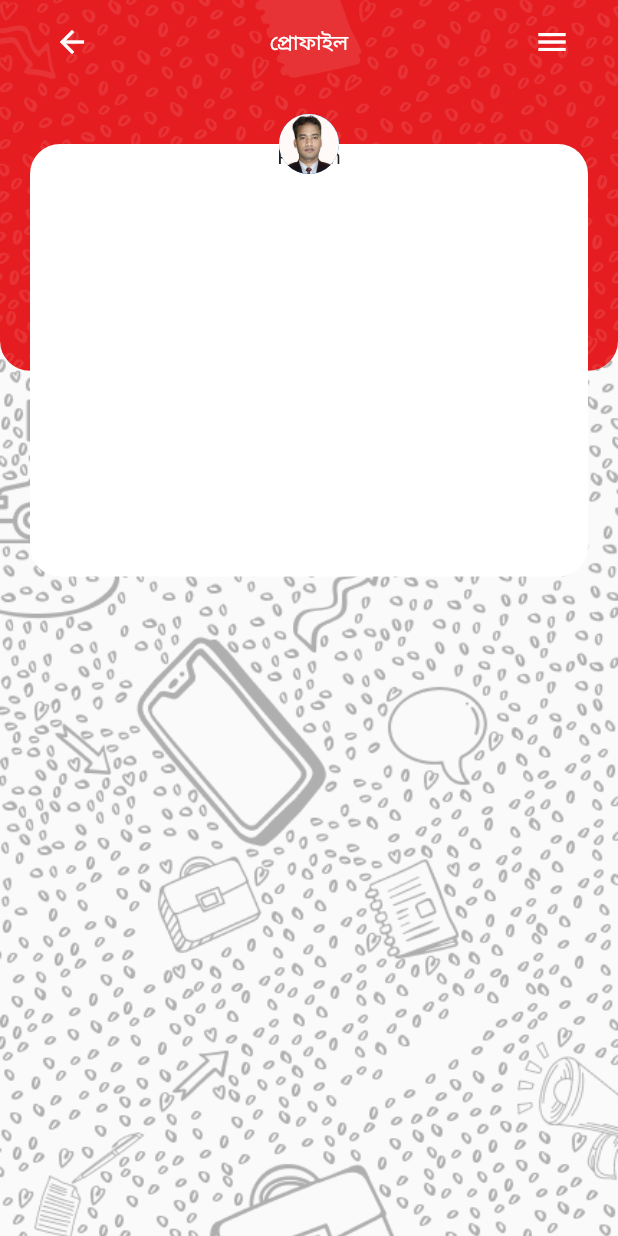
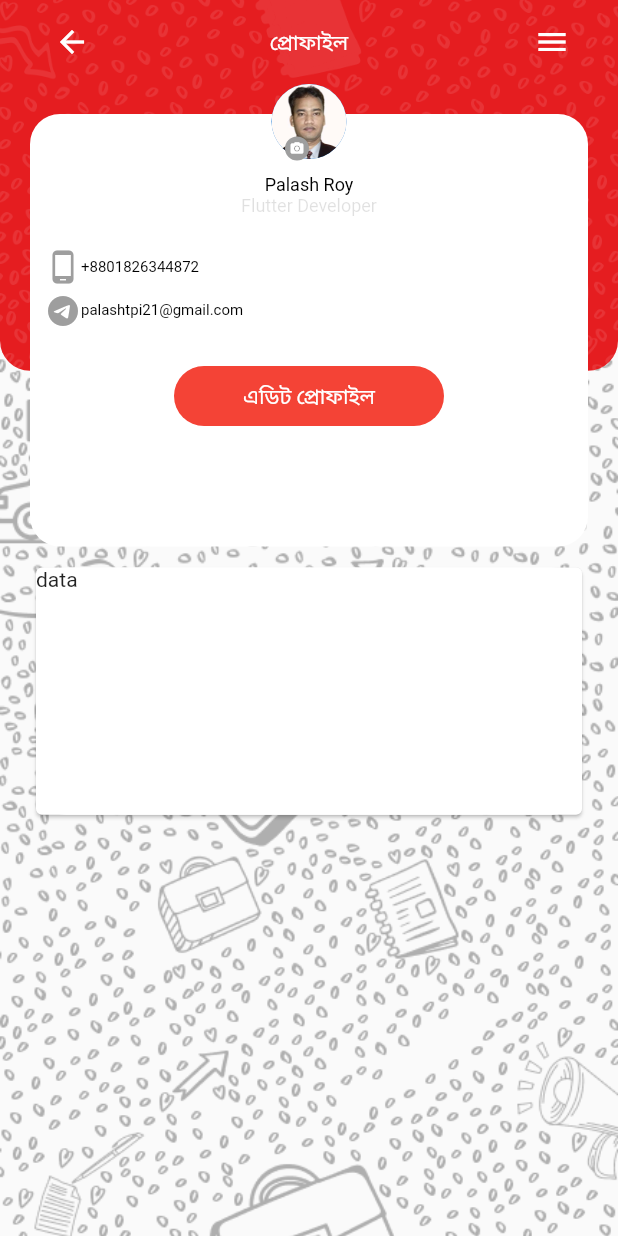
Before and after one commit to Palash-Chandra-Roy/Connects, a Flutter app: the ProfileScreen screen opened directly, on a phone screen of 412 x 824 dp. Run offline on Flutter 3.47's test engine with Material 2 defaults, Android fonts, the phone set to English and light mode, and no system bars; our stand-ins replace dots_indicator, flutter_svg, get.

Commit message:
12 Commit

```diff
--- a/lib/Screen/Profile Screen/profile_screen.dart
+++ b/lib/Screen/Profile Screen/profile_screen.dart
@@ -1,3 +1,4 @@
+import 'package:connect/Widgets/main_button.dart';
 import 'package:flutter/material.dart';
 
 class ProfileScreen extends StatelessWidget {
@@ -55,7 +56,7 @@ class ProfileScreen extends StatelessWidget {
                   ),
                 ),
                 Padding(
-                    padding: EdgeInsets.only(left: 20, right: 20, top: 40),
+                    padding: EdgeInsets.only(left: 20, right: 20, top: 20),
                     child: Stack(
                       alignment: Alignment.bottomCenter,
                       clipBehavior: Clip.none,
@@ -69,22 +70,115 @@ class ProfileScreen extends StatelessWidget {
                               color: Colors.white),
                           child: Column(
                             children: [
-                                  Text("Palash")
+                              SizedBox(
+                                height: 40,
+                              ),
+                              Text(
+                                "Palash Roy",
+                                style: TextStyle(
+                                    fontSize: 12, color: Colors.black),
+                              ),
+                              Text(
+                                "Flutter Developer",
+                                style: TextStyle(
+                                    fontSize: 12, color: Colors.black12),
+                              ),
+                              SizedBox(
+                                height: 100,
+                              ),
+                              Container(
+                                height: 40,
+                                width: 180,
+                                decoration: BoxDecoration(
+                                  borderRadius:
+                                      BorderRadius.all(Radius.circular(20)),
+                                  color: Colors.red,
+                                ),
+                                child: Center(
+                                    child: Text(
+                                  "এডিট প্রোফাইল",
+                                  style: TextStyle(
+                                      color: Colors.white, fontSize: 14),
+                                )),
+                              )
                             ],
                           ),
                         ),
                         Positioned(
                           top: -20,
                           child: CircleAvatar(
-                              radius: 20,
-
+                            radius: 25,
                             backgroundImage: AssetImage(
                               "assets/image/palash.jpg",
                             ),
+                          ),
+                        ),
+                        Positioned(
+                            top: 15,
+                            left: 170,
+                            child: CircleAvatar(
+                                backgroundColor: Colors.grey,
+                                radius: 8,
+                                child: Icon(
+                                  Icons.camera_alt,
+                                  size: 10,
+                                  color: Colors.white,
+                                ))),
+                        Positioned(
+                            top: 90,
+                            left: 10,
+                            child: Column(
+                              crossAxisAlignment: CrossAxisAlignment.start,
+                              children: [
+                                Row(
+                                  children: [
+                                    Icon(
+                                      Icons.phone_android,
+                                      color: Colors.grey,
+                                    ),
+                                    Text(
+                                      "+8801826344872",
+                                      style: TextStyle(
+                                          color: Colors.black, fontSize: 10),
+                                    )
+                                  ],
+                                ),
+                                SizedBox(
+                                  height: 5,
+                                ),
+                                Row(
+                                  children: [
+                                    Icon(
+                                      Icons.telegram,
+                                      color: Colors.grey,
+                                    ),
+                                    Text(
+                                      "palashtpi21@gmail.com",
+                                      style: TextStyle(
+                                          color: Colors.black, fontSize: 10),
+                                    )
+                                  ],
+                                ),
+                              ],
+                            )),
+                      ],
                     )),
 
-                      ],
-                    )),
+              Padding(
+                padding: const EdgeInsets.only(top: 10,right: 20,left: 20),
+                child: Card(
+                  child: Container(
+                    height: size.height *0.2,
+                    width: size.width,
+                    decoration: BoxDecoration(
+                      borderRadius: BorderRadius.all(Radius.circular(20)),
+                      color: Colors.white,
+
+                    ),
+                    child: Text("data"),
+                  ),
+                ),
+              )
               ],
             ),
           ],
```
Lines whose indentation alone changed are shown as unchanged.
